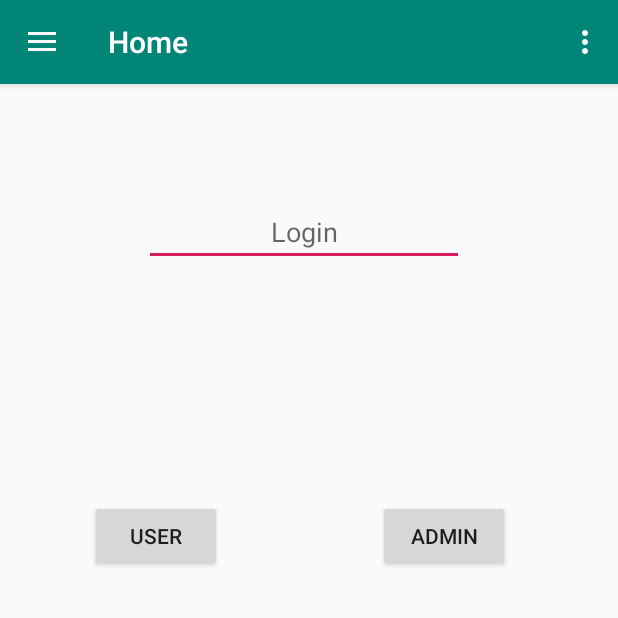
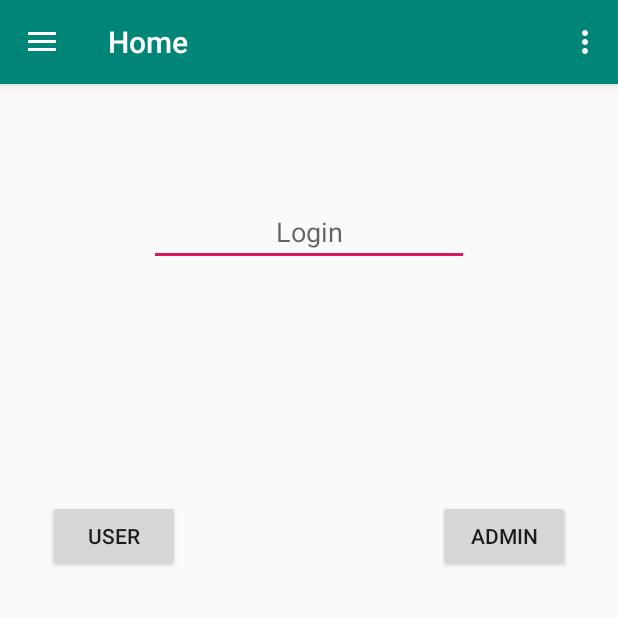
Before and after one commit to MBillemaz/customCardGame, an Android app: the screen it shows after launch (MainActivity), on a phone screen of 412 x 824 dp, the top half of it. Run offline under Robolectric (Android 15) with nearby library versions, the phone set to English and light mode, and no system bars; our stand-ins replace navigation-ui.

Commit message:
ptit commit

```diff
--- a/app/src/main/res/layout/fragment_home.xml
+++ b/app/src/main/res/layout/fragment_home.xml
@@ -9,7 +9,7 @@
         android:id="@+id/userRoomButton"
         android:layout_width="wrap_content"
         android:layout_height="wrap_content"
-        android:layout_marginStart="60dp"
+        android:layout_marginStart="32dp"
         android:layout_marginTop="156dp"
         android:text="User"
         app:layout_constraintStart_toStartOf="parent"
@@ -20,7 +20,7 @@
         android:layout_width="wrap_content"
         android:layout_height="wrap_content"
         android:layout_marginTop="156dp"
-        android:layout_marginEnd="72dp"
+        android:layout_marginEnd="32dp"
         android:text="Admin"
         app:layout_constraintEnd_toEndOf="parent"
         app:layout_constraintTop_toBottomOf="@+id/login" />
@@ -29,12 +29,12 @@
         android:id="@+id/login"
         android:layout_width="wrap_content"
         android:layout_height="wrap_content"
-        android:layout_marginStart="96dp"
         android:layout_marginTop="76dp"
         android:ems="10"
         android:gravity="center"
         android:hint="Login"
         android:inputType="textPersonName"
+        app:layout_constraintEnd_toEndOf="parent"
         app:layout_constraintStart_toStartOf="parent"
         app:layout_constraintTop_toTopOf="parent" />
 </androidx.constraintlayout.widget.ConstraintLayout>
--- a/build.gradle
+++ b/build.gradle
@@ -9,7 +9,7 @@ buildscript {
 
     }
     dependencies {
-        classpath 'com.android.tools.build:gradle:3.5.1'
+        classpath 'com.android.tools.build:gradle:3.5.2'
         classpath "org.jetbrains.kotlin:kotlin-gradle-plugin:$kotlin_version"
         // NOTE: Do not place your application dependencies here; they belong
         // in the individual module build.gradle files
```
Also changed, not shown: app/src/main/java/com/example/customcardgame/ui/home/HomeFragment.kt (+14 -4 lines).
